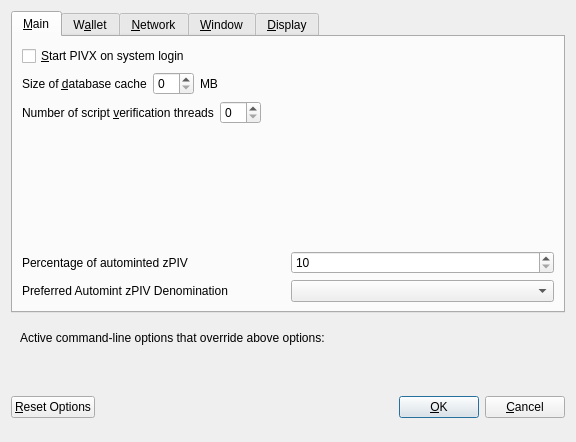
First picture: the form in src/qt/forms/optionsdialog.ui, repository chavezcoin-project/arepacoin, before the edit.
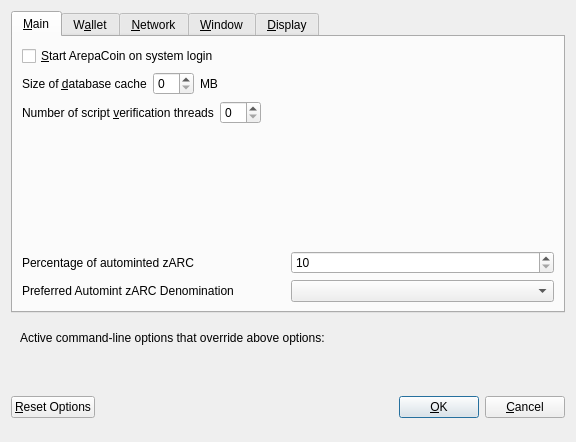
Second picture: the form after the edit. Custom widgets are drawn as their Qt base class.

Commit message: Changed PIVX names to Arepacoin

Diff of the .ui file:
```diff
--- a/src/qt/forms/optionsdialog.ui
+++ b/src/qt/forms/optionsdialog.ui
@@ -33,7 +33,7 @@
           <string>Automatically start PIVX after logging in to the system.</string>
          </property>
          <property name="text">
-          <string>&amp;Start PIVX on system login</string>
+          <string>&amp;Start ArepaCoin on system login</string>
          </property>
         </widget>
        </item>
@@ -138,7 +138,7 @@
             <string>Percentage of incoming PIV which get automatically converted to zPIV via Zerocoin Protocol (min: 10%)</string>
            </property>
            <property name="text">
-            <string>Percentage of autominted zPIV</string>
+            <string>Percentage of autominted zARC</string>
            </property>
           </widget>
          </item>
@@ -171,7 +171,7 @@
             <string>Wait with automatic conversion to Zerocoin until enough PIV for this denomination is available</string>
            </property>
            <property name="text">
-            <string>Preferred Automint zPIV Denomination</string>
+            <string>Preferred Automint zARC Denomination</string>
            </property>
           </widget>
          </item>
```
Left out of the diff: 16 changed lines with no effect on the pictures. The commit also changes 317 other files.
